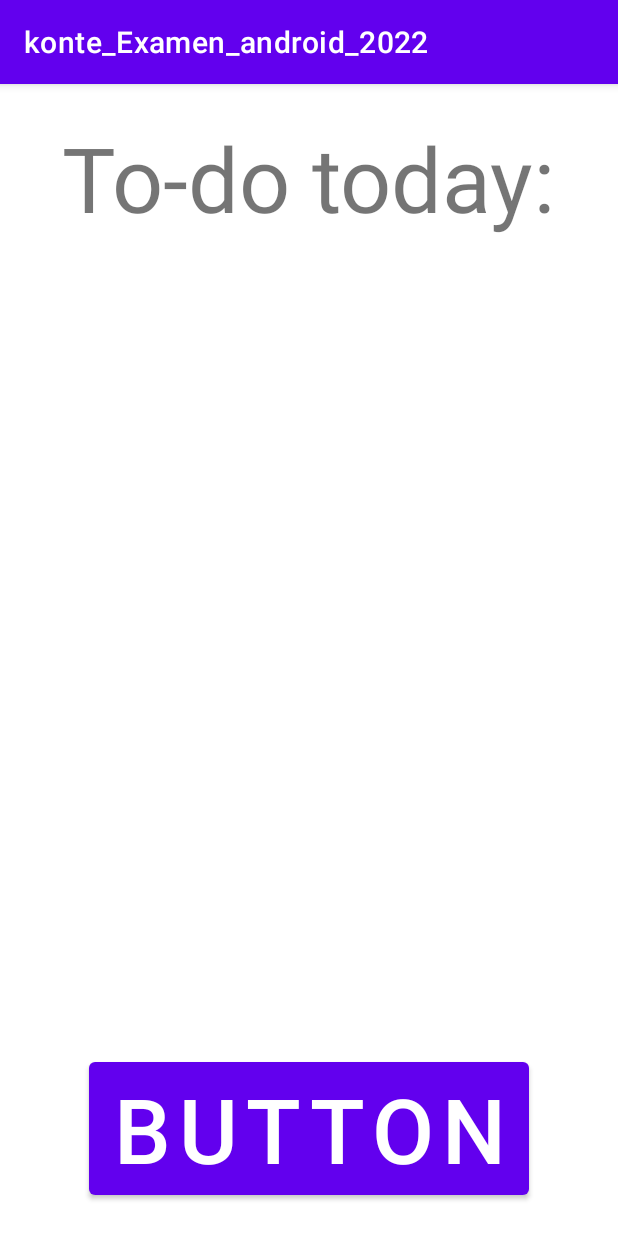
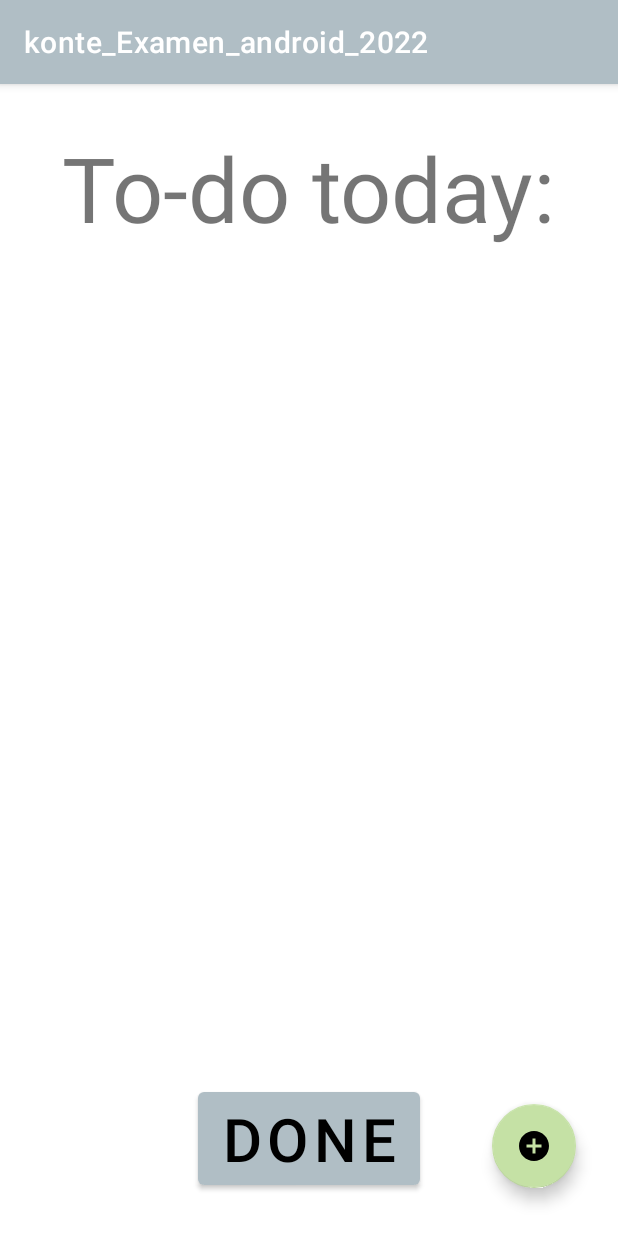
Before and after one commit to ComfyB/Android-exam, an Android app: the screen it shows after launch (MainActivity), on a phone screen of 412 x 824 dp. Run offline under Robolectric (Android 15) with nearby library versions, the phone set to English and light mode, and no system bars.

Commit message:
add button is working, hiding keyb on click

```diff
--- a/app/src/main/java/com/example/konte_examen_android_2022/data/ToDoListDatabaseManager.kt
+++ b/app/src/main/java/com/example/konte_examen_android_2022/data/ToDoListDatabaseManager.kt
@@ -38,7 +38,7 @@ class ToDoListDatabaseManager(context: Context?, factory:SQLiteDatabase.CursorFa
 
     fun getToDo(done : Int) : Cursor{
         val db = this.readableDatabase
-        return db.rawQuery("SELECT * FROM $TABLE_NAME WHERE $IS_DONE LIKE $done", null)
+        return db.rawQuery("SELECT * FROM $TABLE_NAME WHERE $IS_DONE LIKE $done LIMIT 1", null)
     }
 
     fun modifyIsDoneState(todo : String, isDone : Int){
--- /dev/null
+++ b/app/src/main/res/drawable/ic_baseline_add_circle_24.xml
@@ -0,0 +1,5 @@
+<vector android:height="64dp" android:tint="#FFFFFF"
+    android:viewportHeight="24" android:viewportWidth="24"
+    android:width="64dp" xmlns:android="http://schemas.android.com/apk/res/android">
+    <path android:fillColor="@android:color/white" android:pathData="M12,2C6.48,2 2,6.48 2,12s4.48,10 10,10 10,-4.48 10,-10S17.52,2 12,2zM17,13h-4v4h-2v-4L7,13v-2h4L11,7h2v4h4v2z"/>
+</vector>
--- /dev/null
+++ b/app/src/main/res/drawable/ic_baseline_check_24.xml
@@ -0,0 +1,5 @@
+<vector android:height="64dp" android:tint="#1A1A1A"
+    android:viewportHeight="24" android:viewportWidth="24"
+    android:width="64dp" xmlns:android="http://schemas.android.com/apk/res/android">
+    <path android:fillColor="@android:color/white" android:pathData="M9,16.17L4.83,12l-1.42,1.41L9,19 21,7l-1.41,-1.41z"/>
+</vector>
--- /dev/null
+++ b/app/src/main/res/drawable/ic_baseline_delete_forever_24.xml
@@ -0,0 +1,5 @@
+<vector android:height="64dp" android:tint="#D40909"
+    android:viewportHeight="24" android:viewportWidth="24"
+    android:width="64dp" xmlns:android="http://schemas.android.com/apk/res/android">
+    <path android:fillColor="@android:color/white" android:pathData="M6,19c0,1.1 0.9,2 2,2h8c1.1,0 2,-0.9 2,-2L18,7L6,7v12zM8.46,11.88l1.41,-1.41L12,12.59l2.12,-2.12 1.41,1.41L13.41,14l2.12,2.12 -1.41,1.41L12,15.41l-2.12,2.12 -1.41,-1.41L10.59,14l-2.13,-2.12zM15.5,4l-1,-1h-5l-1,1L5,4v2h14L19,4z"/>
+</vector>
--- /dev/null
+++ b/app/src/main/res/drawable/ic_baseline_next_day_64.xml
@@ -0,0 +1,5 @@
+<vector android:autoMirrored="true" android:height="64dp"
+    android:tint="#425F57" android:viewportHeight="24"
+    android:viewportWidth="24" android:width="64dp" xmlns:android="http://schemas.android.com/apk/res/android">
+    <path android:fillColor="@android:color/white" android:pathData="M20,7h-4V5c0,-0.55 -0.22,-1.05 -0.59,-1.41C15.05,3.22 14.55,3 14,3h-4C8.9,3 8,3.9 8,5v2H4C2.9,7 2,7.9 2,9v11c0,1.1 0.9,2 2,2h16c1.1,0 2,-0.9 2,-2V9C22,7.9 21.1,7 20,7zM10,5h4v2h-4V5zM11,18.5l-1,-1l3,-3l-3,-3l1,-1l4,4L11,18.5z"/>
+</vector>
--- /dev/null
+++ b/app/src/main/res/drawable/send_icon_64.xml
@@ -0,0 +1,5 @@
+<vector android:autoMirrored="true" android:height="64dp"
+    android:tint="#FFFFFF" android:viewportHeight="24"
+    android:viewportWidth="24" android:width="64dp" xmlns:android="http://schemas.android.com/apk/res/android">
+    <path android:fillColor="@android:color/white" android:pathData="M2.01,21L23,12 2.01,3 2,10l15,2 -15,2z"/>
+</vector>
--- a/app/src/main/res/layout/activity_main.xml
+++ b/app/src/main/res/layout/activity_main.xml
@@ -4,15 +4,15 @@
     xmlns:tools="http://schemas.android.com/tools"
     android:layout_width="match_parent"
     android:layout_height="match_parent"
-    tools:context=".MainActivity">
+    tools:context=".MainActivity"
+    android:backgroundTint="@color/backgroundColor">
 
-    <Button
+    <com.google.android.material.button.MaterialButton
         android:id="@+id/button_bottom_todo_list"
-        style="@style/Widget.MaterialComponents.Button"
         android:layout_width="wrap_content"
         android:layout_height="wrap_content"
-        android:text="@string/button"
-        android:textSize="60sp"
+        android:text="@string/execute_todo_list"
+        android:textSize="40sp"
         app:layout_constraintBottom_toBottomOf="parent"
         app:layout_constraintEnd_toEndOf="parent"
         app:layout_constraintStart_toStartOf="parent"
@@ -27,8 +27,7 @@
         app:layout_constraintBottom_toTopOf="@id/button_bottom_todo_list"
         app:layoutManager="LinearLayoutManager"
    />
-
-    <TextView
+    <com.google.android.material.textview.MaterialTextView
         android:id="@+id/textView"
         android:layout_width="wrap_content"
         android:layout_height="wrap_content"
@@ -39,4 +38,34 @@
         app:layout_constraintEnd_toEndOf="parent"
         app:layout_constraintStart_toStartOf="parent"
         app:layout_constraintTop_toTopOf="parent" />
+
+    <com.google.android.material.textfield.TextInputLayout
+        android:id="@+id/text_input_new_todo"
+        android:layout_width="match_parent"
+        android:layout_height="wrap_content"
+        android:hint="@string/input_hint"
+        app:layout_constraintTop_toTopOf="parent"
+        app:layout_constraintBottom_toBottomOf="parent"
+        android:visibility="gone"
+        app:endIconMode="custom"
+        app:endIconDrawable="@drawable/send_icon_64">
+
+        <com.google.android.material.textfield.TextInputEditText
+            android:layout_width="match_parent"
+            android:layout_height="wrap_content"
+            />
+
+
+    </com.google.android.material.textfield.TextInputLayout>
+    <com.google.android.material.floatingactionbutton.FloatingActionButton
+        android:id="@+id/floating_add_button"
+        android:layout_width="wrap_content"
+        android:layout_height="wrap_content"
+        android:layout_marginEnd="28dp"
+        android:layout_marginBottom="32dp"
+        android:contentDescription="@string/submit"
+        android:src="@drawable/ic_baseline_add_circle_24"
+        app:layout_constraintBottom_toBottomOf="parent"
+        app:layout_constraintEnd_toEndOf="parent" />
+
 </androidx.constraintlayout.widget.ConstraintLayout>
--- a/app/src/main/res/values/colors.xml
+++ b/app/src/main/res/values/colors.xml
@@ -7,4 +7,15 @@
     <color name="teal_700">#FF018786</color>
     <color name="black">#FF000000</color>
     <color name="white">#FFFFFFFF</color>
+    <color name="color_done">#e2f1f8</color>
+    <color name="color_not_done">#FFFFFF</color>
+    <color name="backgroundColor">#e2f1f8</color>
+    <color name="primaryColor">#b0bec5</color>
+    <color name="primaryLightColor">#e2f1f8</color>
+    <color name="primaryDarkColor">#808e95</color>
+    <color name="secondaryColor">#c5e1a5</color>
+    <color name="secondaryLightColor">#f8ffd7</color>
+    <color name="secondaryDarkColor">#94af76</color>
+    <color name="primaryTextColor">#000000</color>
+    <color name="secondaryTextColor">#000000</color>
 </resources>
--- a/app/src/main/res/values/strings.xml
+++ b/app/src/main/res/values/strings.xml
@@ -1,13 +1,9 @@
 <resources>
     <string name="app_name">konte_Examen_android_2022</string>
-    <string name="button">Button</string>
+    <string name="execute_todo_list">done</string>
     <string name="to_do_today">To-do today:</string>
     <string name="result_from_8_ball">result from 8-ball</string>
-    <string name="ToDo1">Test eg m+snjdkfdsjkf.</string>
-    <string name="ToDo2">Test2.</string>
-    <string name="ToDo3">Test3.</string>
-    <string name="ToDo4">Test4.</string>
-    <string name="ToDo5">Test5.</string>
-    <string name="ToDo6">Test6.</string>
-    <string name="ToDo7">Test7.</string>
+    <string name="item_checkmark_delete_marker">item CheckMark Delete marker</string>
+    <string name="submit">submit icon</string>
+    <string name="input_hint">what to do?</string>
 </resources>
--- a/app/src/main/res/values/themes.xml
+++ b/app/src/main/res/values/themes.xml
@@ -2,13 +2,13 @@
     <!-- Base application theme. -->
     <style name="Theme.Konte_Examen_android_2022" parent="Theme.MaterialComponents.DayNight.DarkActionBar">
         <!-- Primary brand color. -->
-        <item name="colorPrimary">@color/purple_500</item>
-        <item name="colorPrimaryVariant">@color/purple_700</item>
-        <item name="colorOnPrimary">@color/white</item>
+        <item name="colorPrimary">@color/primaryColor</item>
+        <item name="colorPrimaryVariant">@color/primaryDarkColor</item>
+        <item name="colorOnPrimary">@color/primaryTextColor</item>
         <!-- Secondary brand color. -->
-        <item name="colorSecondary">@color/teal_200</item>
-        <item name="colorSecondaryVariant">@color/teal_700</item>
-        <item name="colorOnSecondary">@color/black</item>
+        <item name="colorSecondary">@color/secondaryColor</item>
+        <item name="colorSecondaryVariant">@color/secondaryDarkColor</item>
+        <item name="colorOnSecondary">@color/secondaryTextColor</item>
         <!-- Status bar color. -->
         <item name="android:statusBarColor" tools:targetApi="l">?attr/colorPrimaryVariant</item>
         <!-- Customize your theme here. -->
```
Also changed, not shown: app/src/main/java/com/example/konte_examen_android_2022/MainActivity.kt (+76 -6 lines), app/src/main/java/com/example/konte_examen_android_2022/adapter/ToDoItemAdapter.kt (+32 -21 lines), app/src/main/java/com/example/konte_examen_android_2022/data/DataManager.kt (+10 -2 lines), app/src/main/java/com/example/konte_examen_android_2022/model/ToDoItem.kt (+6 -2 lines), app/src/main/res/layout/to_do_item.xml (+8 -2 lines).
